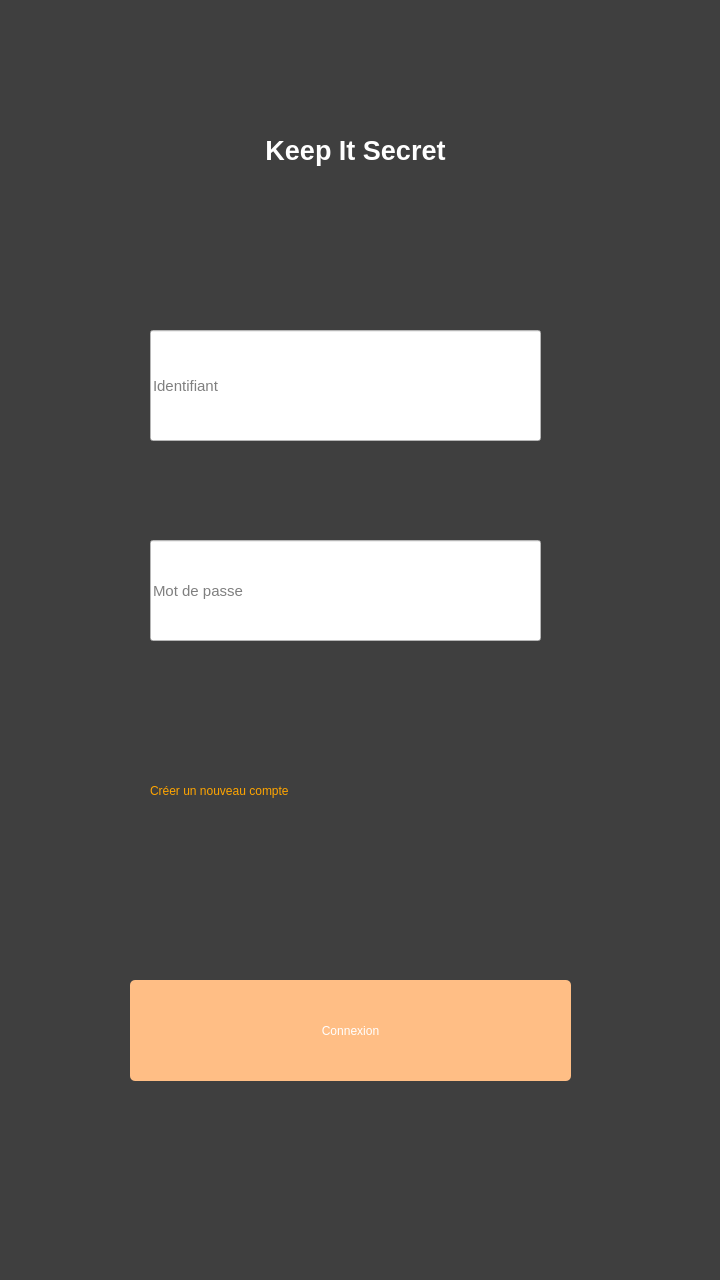
Qt form mainwindow.ui (dbuhon/KeepItSecret) before a commit.
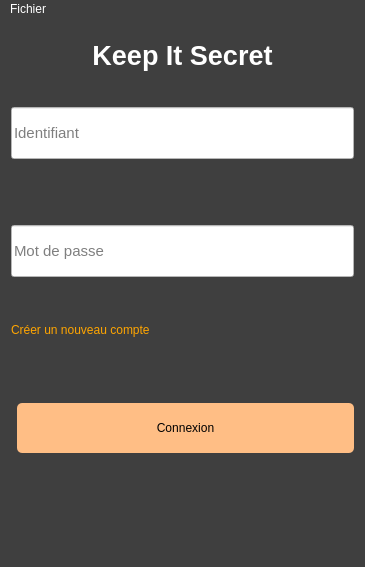
The same form after that commit.

What changed in the file:
```diff
--- a/mainwindow.ui
+++ b/mainwindow.ui
@@ -6,8 +6,8 @@
    <rect>
     <x>0</x>
     <y>0</y>
-    <width>720</width>
-    <height>1280</height>
+    <width>365</width>
+    <height>567</height>
    </rect>
   </property>
   <property name="windowTitle">
@@ -19,14 +19,63 @@
 </string>
   </property>
   <widget class="QWidget" name="centralWidget">
+   <layout class="QVBoxLayout" name="verticalLayout">
+    <item>
+     <layout class="QHBoxLayout" name="horizontalLayout">
+      <item>
+       <layout class="QFormLayout" name="formLayout">
+        <item row="2" column="0" colspan="2">
+         <widget class="QLineEdit" name="lineEdit_login">
+          <property name="sizePolicy">
+           <sizepolicy hsizetype="Preferred" vsizetype="Preferred">
+            <horstretch>0</horstretch>
+            <verstretch>0</verstretch>
+           </sizepolicy>
+          </property>
+          <property name="font">
+           <font>
+            <pointsize>11</pointsize>
+           </font>
+          </property>
+          <property name="styleSheet">
+           <string notr="true">color: rgb(0, 0, 0);
+background-color: rgb(255, 255, 255);
+margin-top: 20%;
+height: 50px;
+</string>
+          </property>
+          <property name="placeholderText">
+           <string>Identifiant</string>
+          </property>
+         </widget>
+        </item>
+        <item row="4" column="0" colspan="2">
+         <widget class="QPushButton" name="pushButton_newAccount">
+          <property name="sizePolicy">
+           <sizepolicy hsizetype="Preferred" vsizetype="Preferred">
+            <horstretch>0</horstretch>
+            <verstretch>0</verstretch>
+           </sizepolicy>
+          </property>
+          <property name="styleSheet">
+           <string notr="true">background-color: none;
+border-radius: 5px;
+text-align: left;
+color: orange;
+margin-top: 40%;</string>
+          </property>
+          <property name="text">
+           <string>Créer un nouveau compte</string>
+          </property>
+         </widget>
+        </item>
+        <item row="0" column="0" colspan="2">
    <widget class="QLabel" name="label_title">
-    <property name="geometry">
-     <rect>
-      <x>90</x>
-      <y>60</y>
-      <width>531</width>
-      <height>181</height>
-     </rect>
+          <property name="sizePolicy">
+           <sizepolicy hsizetype="Expanding" vsizetype="Preferred">
+            <horstretch>0</horstretch>
+            <verstretch>0</verstretch>
+           </sizepolicy>
     </property>
     <property name="minimumSize">
      <size>
@@ -52,88 +101,106 @@
      <bool>false</bool>
     </property>
    </widget>
+        </item>
+        <item row="3" column="0" colspan="2">
+         <widget class="QLineEdit" name="lineEdit_password">
+          <property name="sizePolicy">
+           <sizepolicy hsizetype="Preferred" vsizetype="Preferred">
+            <horstretch>0</horstretch>
+            <verstretch>0</verstretch>
+           </sizepolicy>
+          </property>
+          <property name="font">
+           <font>
+            <pointsize>11</pointsize>
+           </font>
+          </property>
+          <property name="styleSheet">
+           <string notr="true">color: rgb(0, 0, 0);
+background-color: rgb(255, 255, 255);
+height: 50px;
+margin-top:60%;</string>
+          </property>
+          <property name="placeholderText">
+           <string>Mot de passe</string>
+          </property>
+         </widget>
+        </item>
+        <item row="5" column="1">
    <widget class="QPushButton" name="pushButton_submit">
-    <property name="geometry">
-     <rect>
-      <x>130</x>
-      <y>980</y>
-      <width>441</width>
-      <height>101</height>
-     </rect>
+          <property name="sizePolicy">
+           <sizepolicy hsizetype="Preferred" vsizetype="Preferred">
+            <horstretch>0</horstretch>
+            <verstretch>0</verstretch>
+           </sizepolicy>
+          </property>
+          <property name="sizeIncrement">
+           <size>
+            <width>0</width>
+            <height>0</height>
+           </size>
+          </property>
+          <property name="baseSize">
+           <size>
+            <width>0</width>
+            <height>0</height>
+           </size>
+          </property>
+          <property name="autoFillBackground">
+           <bool>false</bool>
     </property>
     <property name="styleSheet">
      <string notr="true">border-radius: 5px;
-background-color: rgb(255, 190, 133);</string>
+background-color: rgb(255, 190, 133);
+margin-top: 60%;
+height: 50px;
+color: black;</string>
     </property>
     <property name="text">
      <string>Connexion</string>
     </property>
-   </widget>
-   <widget class="QLineEdit" name="lineEdit_login">
-    <property name="geometry">
-     <rect>
-      <x>150</x>
-      <y>330</y>
-      <width>391</width>
-      <height>111</height>
-     </rect>
-    </property>
-    <property name="font">
-     <font>
-      <pointsize>11</pointsize>
-     </font>
-    </property>
-    <property name="styleSheet">
-     <string notr="true">color: rgb(0, 0, 0);
-background-color: rgb(255, 255, 255);</string>
-    </property>
-    <property name="placeholderText">
-     <string>Identifiant</string>
-    </property>
-   </widget>
-   <widget class="QLineEdit" name="lineEdit_password">
-    <property name="geometry">
-     <rect>
-      <x>150</x>
-      <y>540</y>
-      <width>391</width>
-      <height>101</height>
-     </rect>
-    </property>
-    <property name="font">
-     <font>
-      <pointsize>11</pointsize>
-     </font>
-    </property>
-    <property name="styleSheet">
-     <string notr="true">color: rgb(0, 0, 0);
-background-color: rgb(255, 255, 255);</string>
-    </property>
-    <property name="placeholderText">
-     <string>Mot de passe</string>
-    </property>
-   </widget>
-   <widget class="QPushButton" name="pushButton_newAccount">
+          <property name="iconSize">
+           <size>
+            <width>16</width>
+            <height>16</height>
+           </size>
+          </property>
+          <property name="flat">
+           <bool>false</bool>
+          </property>
+         </widget>
+        </item>
+       </layout>
+      </item>
+     </layout>
+    </item>
+   </layout>
+  </widget>
+  <widget class="QMenuBar" name="menuBar">
     <property name="geometry">
      <rect>
-      <x>150</x>
-      <y>760</y>
-      <width>411</width>
-      <height>61</height>
-     </rect>
-    </property>
-    <property name="styleSheet">
-     <string notr="true">background-color: none;
-border-radius: 5px;
-text-align: left;
-color: orange;
-</string>
+     <x>0</x>
+     <y>0</y>
+     <width>365</width>
+     <height>21</height>
+    </rect>
+   </property>
+   <widget class="QMenu" name="menuFichier">
+    <property name="title">
+     <string>Fichier</string>
     </property>
+    <addaction name="actionQuitter"/>
+   </widget>
+   <addaction name="menuFichier"/>
+  </widget>
+  <action name="actionQuitter">
     <property name="text">
-     <string>Créer un nouveau compte</string>
-    </property>
-   </widget>
-  </widget>
+    <string>Quitter</string>
+   </property>
+   <property name="shortcut">
+    <string>Ctrl+Q</string>
+   </property>
+  </action>
  </widget>
  <layoutdefault spacing="6" margin="11"/>
  <resources/>
```
Left out of the diff: 22 changed lines with no effect on the pictures. Lines whose indentation alone changed are shown as unchanged.
